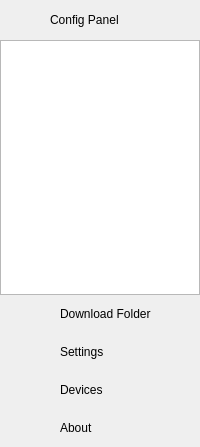
Above: src/common/view/configpanel/configpanel.ui from filesdnd/filesdnd-qt before the change. Below: the same form after it.
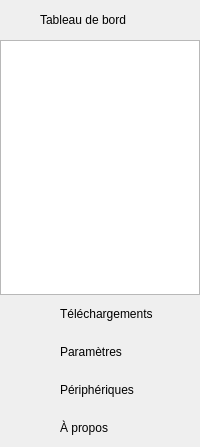
That is the form after the change. Icons and pictures are not drawn. Custom widgets are drawn as their Qt base class.

What changed in the file:
```diff
--- a/src/common/view/configpanel/configpanel.ui
+++ b/src/common/view/configpanel/configpanel.ui
@@ -68,7 +68,7 @@
         <item>
          <widget class="QLabel" name="configLabel">
           <property name="text">
-           <string>Config Panel</string>
+           <string>Tableau de bord</string>
           </property>
          </widget>
         </item>
@@ -211,7 +211,7 @@
       <item>
        <widget class="QLabel" name="downloadFolderLabel">
         <property name="text">
-         <string>Download Folder</string>
+         <string>Téléchargements</string>
         </property>
        </widget>
       </item>
@@ -294,7 +294,7 @@
       <item>
        <widget class="QLabel" name="settingsLabel">
         <property name="text">
-         <string>Settings</string>
+         <string>Paramètres</string>
         </property>
        </widget>
       </item>
@@ -374,7 +374,7 @@
       <item>
        <widget class="QLabel" name="devicesLabel">
         <property name="text">
-         <string>Devices</string>
+         <string>Périphériques</string>
         </property>
        </widget>
       </item>
@@ -457,7 +457,7 @@
       <item>
        <widget class="QLabel" name="aboutLabel">
         <property name="text">
-         <string>About</string>
+         <string>À propos</string>
         </property>
        </widget>
       </item>
```
